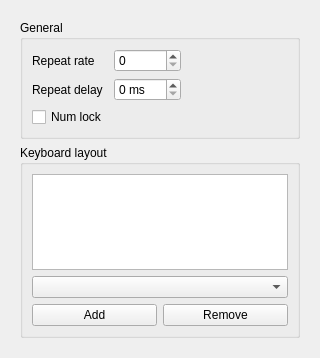
Old version of the form src/keyboard.ui in the repository labwc/labwc-tweaks.
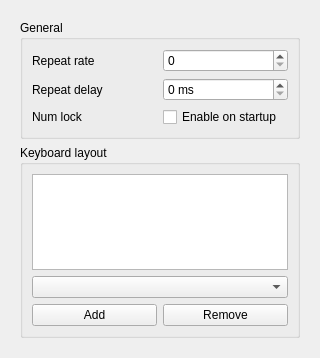
New version of the form.

Commit message: keyboard.ui: add label next to num-lock check box

Diff of the .ui file:
```diff
--- a/src/keyboard.ui
+++ b/src/keyboard.ui
@@ -50,26 +50,20 @@
            </property>
           </widget>
          </item>
-         <item row="1" column="2">
-          <spacer name="horizontalSpacer_2">
-           <property name="orientation">
-            <enum>Qt::Orientation::Horizontal</enum>
-           </property>
-           <property name="sizeHint" stdset="0">
-            <size>
-             <width>40</width>
-             <height>20</height>
-            </size>
-           </property>
-          </spacer>
-         </item>
          <item row="2" column="0">
-          <widget class="QCheckBox" name="numlock">
+          <widget class="QLabel" name="label_3">
            <property name="text">
             <string>Num lock</string>
            </property>
           </widget>
          </item>
+         <item row="2" column="1">
+          <widget class="QCheckBox" name="numlock">
+           <property name="text">
+            <string>Enable on startup</string>
+           </property>
+          </widget>
+         </item>
         </layout>
         </widget>
        </item>
```
